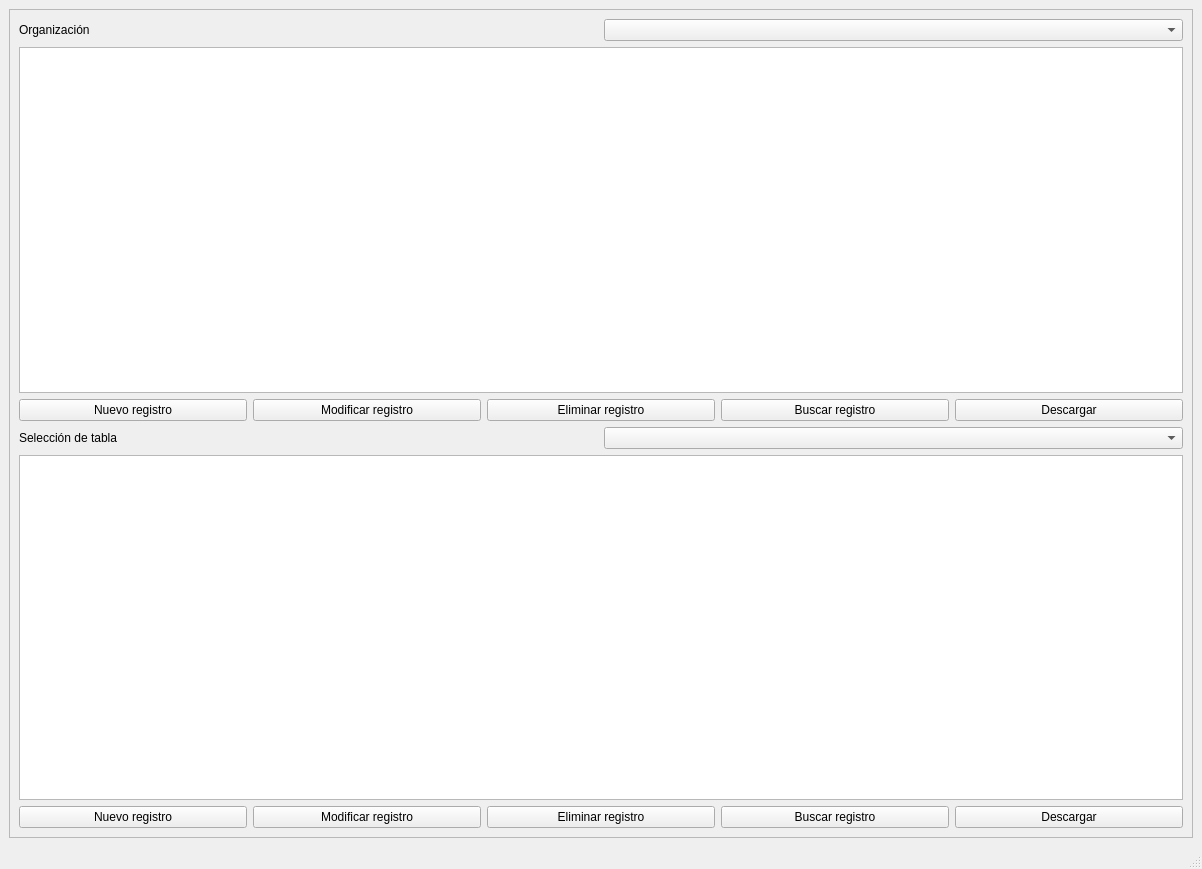
Before: the Qt Designer form interface/ui/main.ui in danielolmedo365/crud_gestor, drawn with Qt 5.
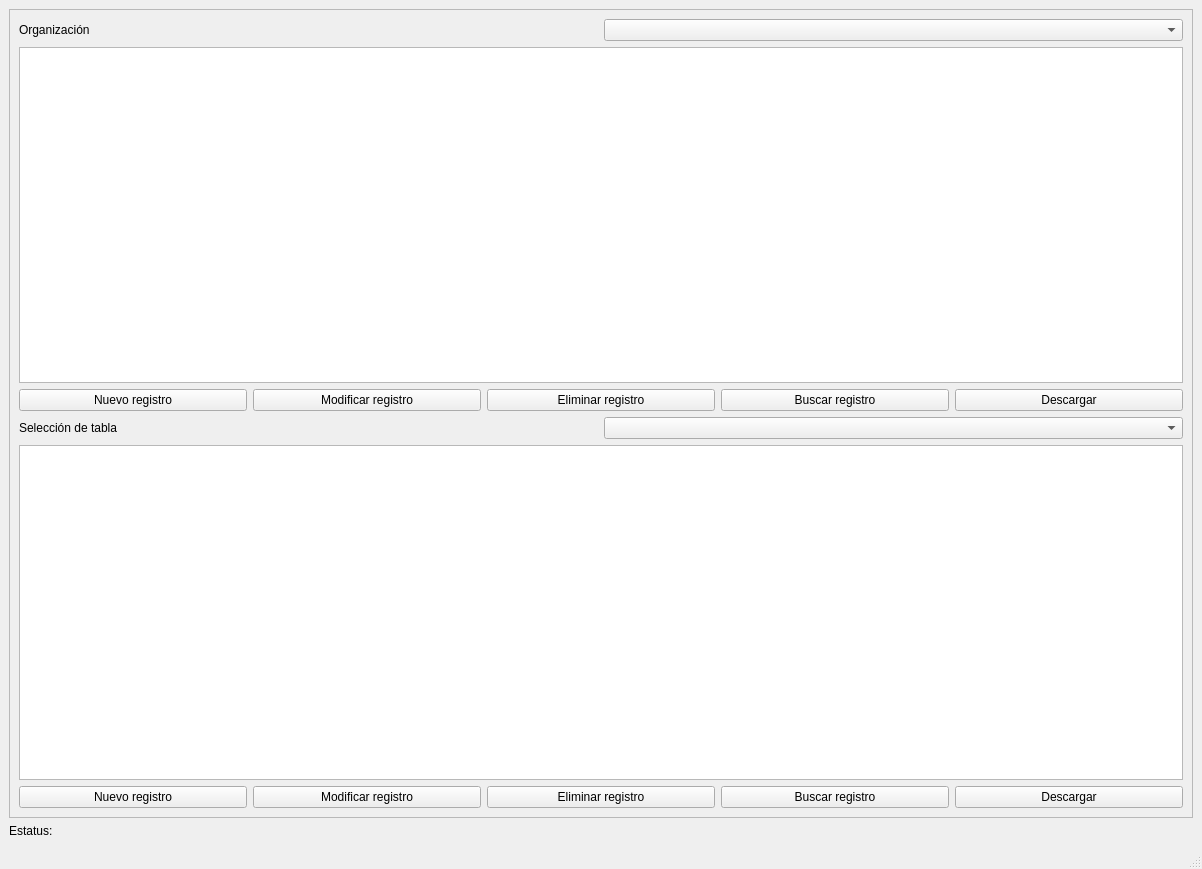
After: the same form once the commit is applied.

Commit message: Crud con funcion update funcionando, se revisó el validador, y se intentará habilitar el mensaje de la barra -estatus-

What changed in the file:
```diff
--- a/interface/ui/main.ui
+++ b/interface/ui/main.ui
@@ -26,7 +26,7 @@
          <x>0</x>
          <y>0</y>
          <width>1186</width>
-         <height>802</height>
+         <height>778</height>
         </rect>
        </property>
        <layout class="QVBoxLayout" name="verticalLayout_11">
@@ -154,6 +154,13 @@
       </widget>
      </widget>
     </item>
+    <item>
+     <widget class="QLabel" name="label_2">
+      <property name="text">
+       <string>Estatus: </string>
+      </property>
+     </widget>
+    </item>
    </layout>
   </widget>
   <widget class="QMenuBar" name="menubar">
```
Left out of the diff: 4 changed lines with no effect on the pictures. The commit also changes 3 other files.
